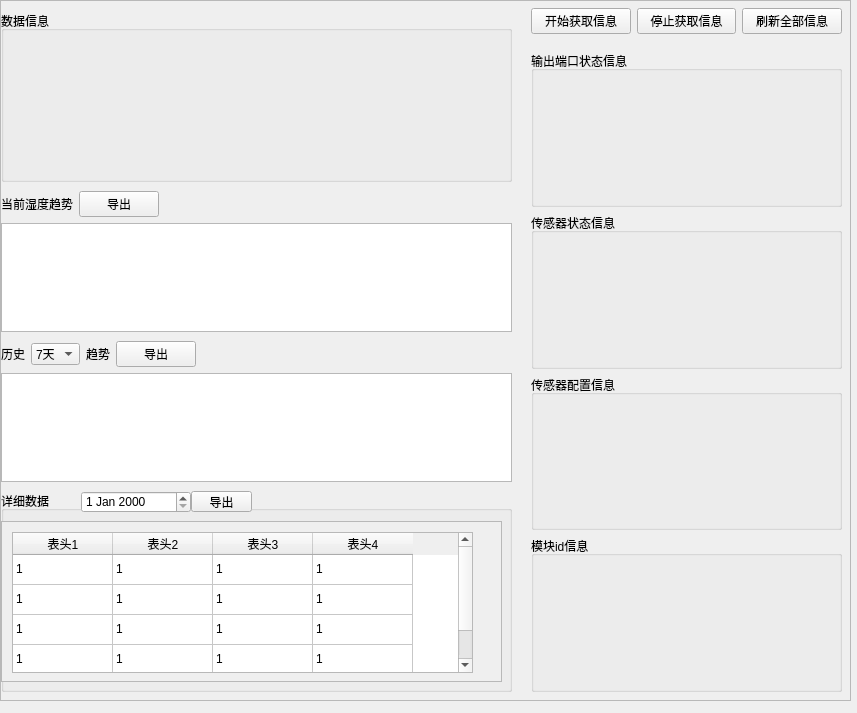
First picture: the form in ui/customize_ui/tab/tab2_tab3.ui, repository 2950067210dqy/pyqt6_project, before the edit.
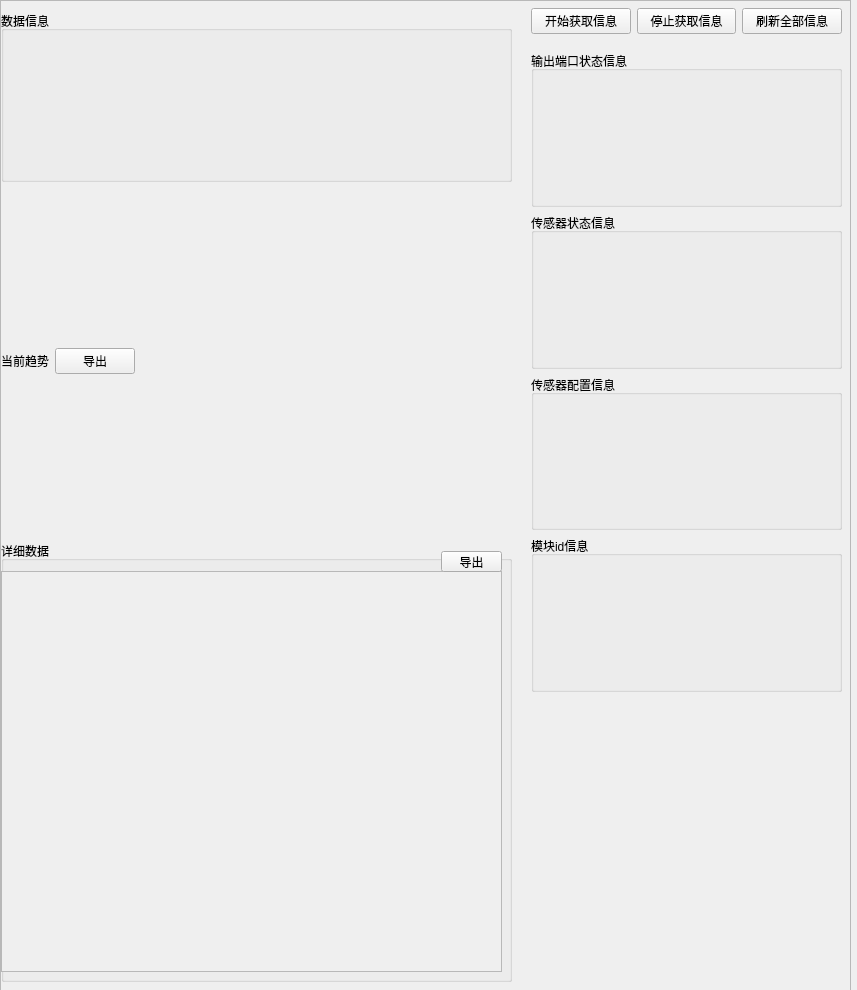
Second picture: the form after the edit.

Commit message: 3.4.7  折线图完成，还有一点bug，创建表格table

```diff
--- a/ui/customize_ui/tab/tab2_tab3.ui
+++ b/ui/customize_ui/tab/tab2_tab3.ui
@@ -7,7 +7,7 @@
     <x>0</x>
     <y>0</y>
     <width>857</width>
-    <height>713</height>
+    <height>990</height>
    </rect>
   </property>
   <property name="windowTitle">
@@ -19,7 +19,7 @@
      <x>0</x>
      <y>0</y>
      <width>851</width>
-     <height>701</height>
+     <height>991</height>
     </rect>
    </property>
    <layout class="QVBoxLayout" name="tab_3_layout">
@@ -34,7 +34,7 @@
          <x>0</x>
          <y>0</y>
          <width>847</width>
-         <height>697</height>
+         <height>987</height>
         </rect>
        </property>
        <widget class="QWidget" name="verticalLayoutWidget_5">
@@ -56,99 +56,13 @@
          </item>
         </layout>
        </widget>
-       <widget class="QWidget" name="verticalLayoutWidget_7">
-        <property name="geometry">
-         <rect>
-          <x>0</x>
-          <y>340</y>
-          <width>511</width>
-          <height>141</height>
-         </rect>
-        </property>
-        <layout class="QVBoxLayout" name="verticalLayout">
-         <property name="topMargin">
-          <number>0</number>
-         </property>
-         <item>
-          <layout class="QHBoxLayout" name="horizontalLayout_5">
-           <item>
-            <widget class="QLabel" name="history_label1_2">
-             <property name="text">
-              <string>历史</string>
-             </property>
-            </widget>
-           </item>
-           <item>
-            <widget class="QComboBox" name="history_combox_2">
-             <item>
-              <property name="text">
-               <string>7天</string>
-              </property>
-             </item>
-             <item>
-              <property name="text">
-               <string>3天</string>
-              </property>
-             </item>
-             <item>
-              <property name="text">
-               <string>1天</string>
-              </property>
-             </item>
-            </widget>
-           </item>
-           <item>
-            <widget class="QLabel" name="history_label2_2">
-             <property name="text">
-              <string>趋势</string>
-             </property>
-            </widget>
-           </item>
-           <item>
-            <widget class="QPushButton" name="export_history_btn_2">
-             <property name="text">
-              <string>导出</string>
-             </property>
-            </widget>
-           </item>
-           <item>
-            <spacer name="horizontalSpacer">
-             <property name="orientation">
-              <enum>Qt::Horizontal</enum>
-             </property>
-             <property name="sizeType">
-              <enum>QSizePolicy::Expanding</enum>
-             </property>
-             <property name="sizeHint" stdset="0">
-              <size>
-               <width>40</width>
-               <height>20</height>
-              </size>
-             </property>
-            </spacer>
-           </item>
-          </layout>
-         </item>
-         <item>
-          <layout class="QHBoxLayout" name="horizontalLayout_4">
-           <item>
-            <widget class="QGraphicsView" name="history_charts_2">
-             <property name="styleSheet">
-              <string notr="true"/>
-             </property>
-            </widget>
-           </item>
-          </layout>
-         </item>
-        </layout>
-       </widget>
        <widget class="QWidget" name="verticalLayoutWidget_8">
         <property name="geometry">
          <rect>
           <x>0</x>
-          <y>490</y>
+          <y>540</y>
           <width>511</width>
-          <height>201</height>
+          <height>441</height>
          </rect>
         </property>
         <layout class="QVBoxLayout" name="verticalLayout_2">
@@ -169,7 +83,7 @@
               <x>0</x>
               <y>30</y>
               <width>501</width>
-              <height>161</height>
+              <height>401</height>
              </rect>
             </property>
             <property name="widgetResizable">
@@ -181,177 +95,16 @@
                <x>0</x>
                <y>0</y>
                <width>499</width>
-               <height>159</height>
+               <height>399</height>
               </rect>
              </property>
-             <widget class="QTableWidget" name="detaildata_table_2">
-              <property name="geometry">
-               <rect>
-                <x>10</x>
-                <y>10</y>
-                <width>461</width>
-                <height>141</height>
-               </rect>
-              </property>
-              <property name="styleSheet">
-               <string notr="true"/>
-              </property>
-              <property name="selectionMode">
-               <enum>QAbstractItemView::NoSelection</enum>
-              </property>
-              <property name="selectionBehavior">
-               <enum>QAbstractItemView::SelectItems</enum>
-              </property>
-              <property name="sortingEnabled">
-               <bool>true</bool>
-              </property>
-              <attribute name="horizontalHeaderVisible">
-               <bool>true</bool>
-              </attribute>
-              <attribute name="horizontalHeaderHighlightSections">
-               <bool>true</bool>
-              </attribute>
-              <attribute name="verticalHeaderVisible">
-               <bool>false</bool>
-              </attribute>
-              <row>
-               <property name="text">
-                <string/>
-               </property>
-              </row>
-              <row>
-               <property name="text">
-                <string/>
-               </property>
-              </row>
-              <row>
-               <property name="text">
-                <string/>
-               </property>
-              </row>
-              <row>
-               <property name="text">
-                <string/>
-               </property>
-              </row>
-              <column>
-               <property name="text">
-                <string>表头1</string>
-               </property>
-              </column>
-              <column>
-               <property name="text">
-                <string>表头2</string>
-               </property>
-              </column>
-              <column>
-               <property name="text">
-                <string>表头3</string>
-               </property>
-              </column>
-              <column>
-               <property name="text">
-                <string>表头4</string>
-               </property>
-              </column>
-              <item row="0" column="0">
-               <property name="text">
-                <string>1</string>
-               </property>
-              </item>
-              <item row="0" column="1">
-               <property name="text">
-                <string>1</string>
-               </property>
-              </item>
-              <item row="0" column="2">
-               <property name="text">
-                <string>1</string>
-               </property>
-              </item>
-              <item row="0" column="3">
-               <property name="text">
-                <string>1</string>
-               </property>
-              </item>
-              <item row="1" column="0">
-               <property name="text">
-                <string>1</string>
-               </property>
-              </item>
-              <item row="1" column="1">
-               <property name="text">
-                <string>1</string>
-               </property>
-              </item>
-              <item row="1" column="2">
-               <property name="text">
-                <string>1</string>
-               </property>
-              </item>
-              <item row="1" column="3">
-               <property name="text">
-                <string>1</string>
-               </property>
-              </item>
-              <item row="2" column="0">
-               <property name="text">
-                <string>1</string>
-               </property>
-              </item>
-              <item row="2" column="1">
-               <property name="text">
-                <string>1</string>
-               </property>
-              </item>
-              <item row="2" column="2">
-               <property name="text">
-                <string>1</string>
-               </property>
-              </item>
-              <item row="2" column="3">
-               <property name="text">
-                <string>1</string>
-               </property>
-              </item>
-              <item row="3" column="0">
-               <property name="text">
-                <string>1</string>
-               </property>
-              </item>
-              <item row="3" column="1">
-               <property name="text">
-                <string>1</string>
-               </property>
-              </item>
-              <item row="3" column="2">
-               <property name="text">
-                <string>1</string>
-               </property>
-              </item>
-              <item row="3" column="3">
-               <property name="text">
-                <string>1</string>
-               </property>
-              </item>
-             </widget>
             </widget>
            </widget>
-           <widget class="QDateEdit" name="detaildata_dateEdit_2">
-            <property name="geometry">
-             <rect>
-              <x>80</x>
-              <y>0</y>
-              <width>110</width>
-              <height>22</height>
-             </rect>
-            </property>
-           </widget>
            <widget class="QPushButton" name="export_detaildata_btn_2">
             <property name="geometry">
              <rect>
-              <x>190</x>
-              <y>0</y>
+              <x>440</x>
+              <y>10</y>
               <width>61</width>
               <height>21</height>
              </rect>
@@ -370,7 +123,7 @@
           <x>0</x>
           <y>190</y>
           <width>511</width>
-          <height>141</height>
+          <height>341</height>
          </rect>
         </property>
         <layout class="QVBoxLayout" name="verticalLayout_3">
@@ -382,7 +135,7 @@
            <item>
             <widget class="QLabel" name="nowdata_trend_label">
              <property name="text">
-              <string>当前湿度趋势</string>
+              <string>当前趋势</string>
              </property>
             </widget>
            </item>
@@ -409,15 +162,7 @@
           </layout>
          </item>
          <item>
-          <layout class="QHBoxLayout" name="horizontalLayout_2">
-           <item>
-            <widget class="QGraphicsView" name="nowdata_trend_charts">
-             <property name="styleSheet">
-              <string notr="true"/>
-             </property>
-            </widget>
-           </item>
-          </layout>
+          <layout class="QHBoxLayout" name="now_data_layout"/>
          </item>
         </layout>
        </widget>
```
Left out of the diff: 2 changed lines with no effect on the pictures. The commit also changes 25 other files.
